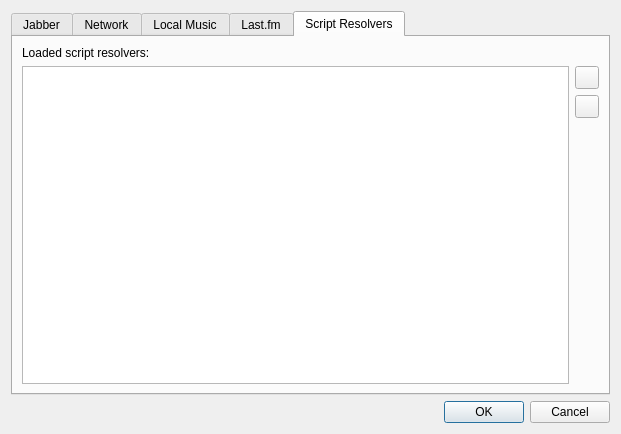
First picture: the form in src/settingsdialog.ui, repository tomahawk-player/tomahawk, before the edit.
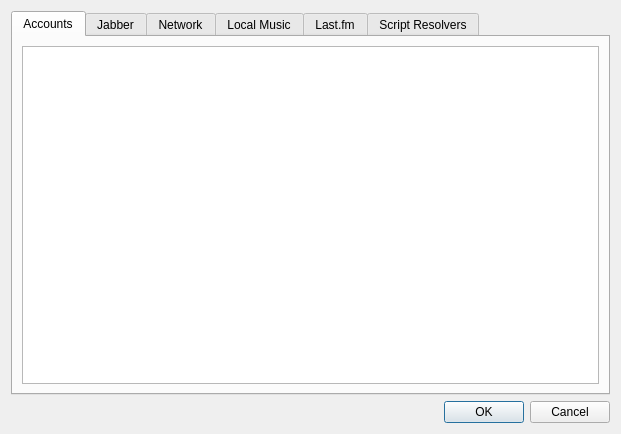
Second picture: the form after the edit. Icons and pictures are not drawn.

```diff
--- a/src/settingsdialog.ui
+++ b/src/settingsdialog.ui
@@ -23,8 +23,18 @@
    <item>
     <widget class="QTabWidget" name="tabWidget">
      <property name="currentIndex">
-      <number>4</number>
+      <number>0</number>
      </property>
+     <widget class="QWidget" name="tabFriends">
+      <attribute name="title">
+       <string>Accounts</string>
+      </attribute>
+      <layout class="QVBoxLayout" name="verticalLayout_20">
+       <item>
+        <widget class="QListView" name="accountsView"/>
+       </item>
+      </layout>
+     </widget>
      <widget class="QWidget" name="tabJabber">
       <attribute name="title">
        <string>Jabber</string>
```
